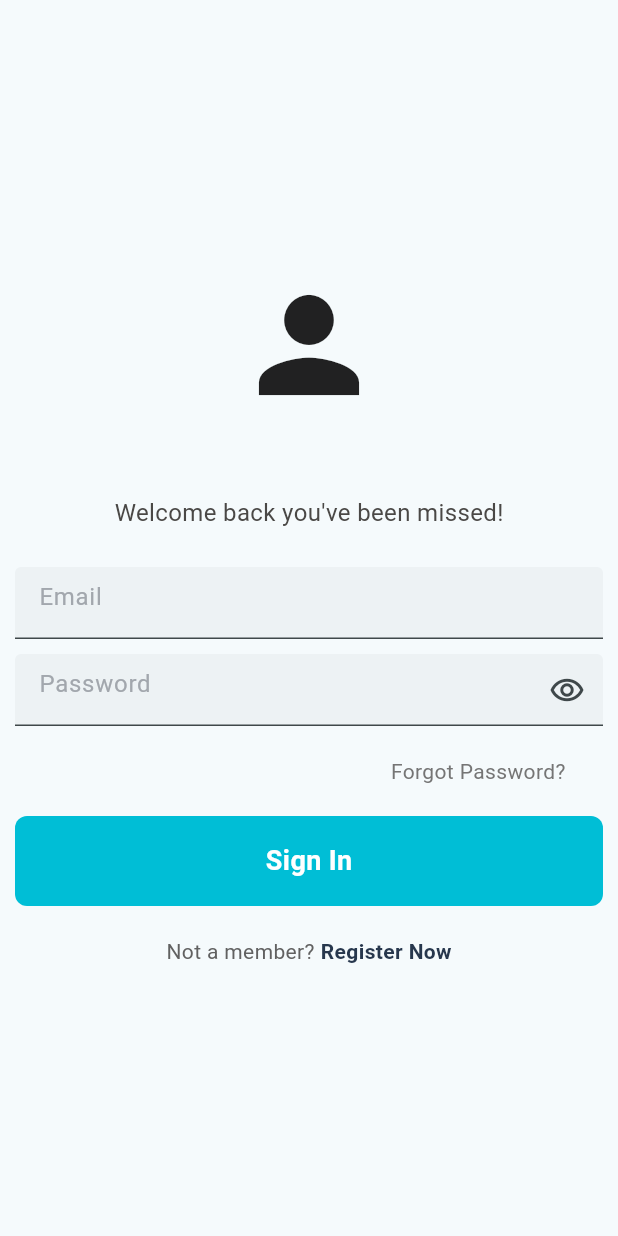
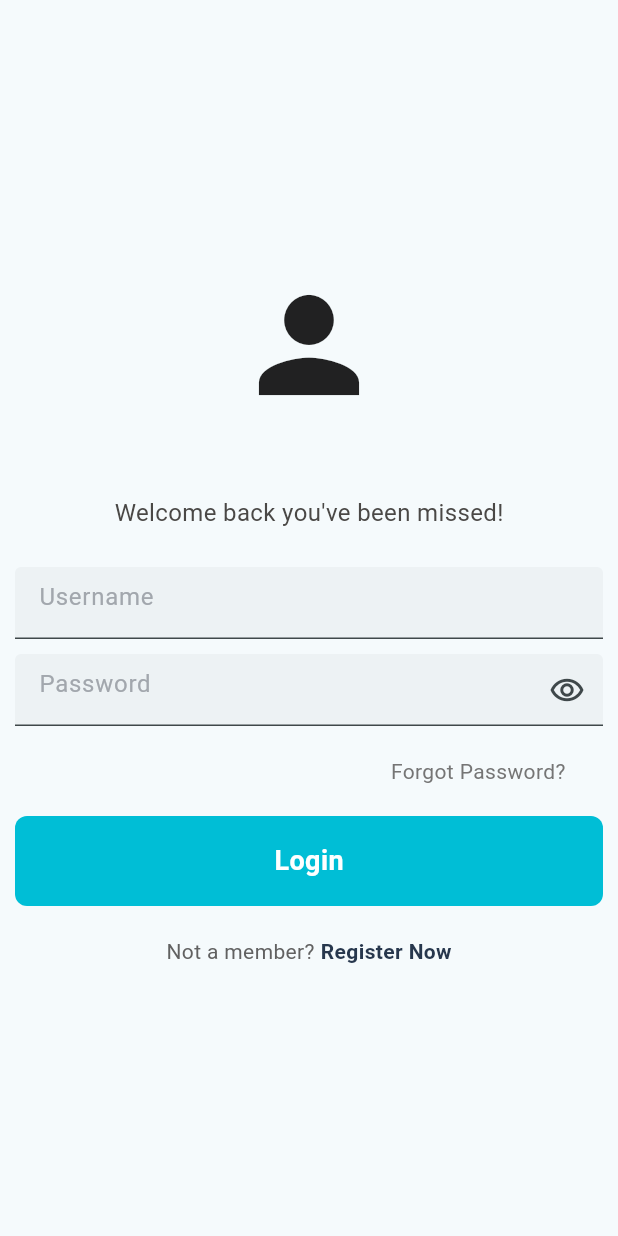
Before and after one commit to demon1020/flutter-ecommerce, a Flutter app: the screen it shows after launch, on a phone screen of 412 x 824 dp. Run offline on Flutter 3.47's test engine with Material 3 defaults, Android fonts, the phone set to English and light mode, and no system bars; our stand-ins replace another_flushbar, cached_network_image, dartz, flutter_rating_bar, flutter_secure_storage, flutter_svg and 4 more; accounts and stored records are empty.

Commit message:
Renamed login button and removed saved user data

```diff
--- a/lib/features/auth/view/auth_view.dart
+++ b/lib/features/auth/view/auth_view.dart
@@ -15,14 +15,6 @@ class AuthView extends StatefulWidget {
 }
 
 class _AuthViewState extends State<AuthView> {
-
-  // @override
-  // void dispose() {
-  //   var authViewModel = Provider.of<AuthViewModel>(context, listen: false);
-  //   authViewModel.disposeData();
-  //   super.dispose();
-  // }
-
   @override
   Widget build(BuildContext context) {
     var authViewModel = Provider.of<AuthViewModel>(context);
@@ -40,9 +32,7 @@ class _AuthViewState extends State<AuthView> {
                 Icons.person,
                 size: 100,
               ),
-
               const SizedBox(height: 50),
-
               const Text(
                 'Welcome back you\'ve been missed!',
                 style: TextStyle(
@@ -50,19 +40,15 @@ class _AuthViewState extends State<AuthView> {
                   fontSize: 16,
                 ),
               ),
-
               const SizedBox(height: 25),
-
               AppTextField(
                 controller: authViewModel.emailController,
-                hintText: 'Email',
+                hintText: 'Username',
                 obscureText: false,
                 textInputType: TextInputType.emailAddress,
                 // validator: (email) => Validator.validateEmail(email),
               ),
-
               const SizedBox(height: 10),
-
               AppTextField(
                 controller: authViewModel.passwordController,
                 hintText: 'Password',
@@ -70,7 +56,6 @@ class _AuthViewState extends State<AuthView> {
                 showSuffixIcon: true,
                 // validator: (pass) => Validator.validatePassword(pass),
               ),
-
               const SizedBox(height: 20),
               Padding(
                 padding: const EdgeInsets.symmetric(horizontal: 25.0),
@@ -84,24 +69,22 @@ class _AuthViewState extends State<AuthView> {
                   ],
                 ),
               ),
-
               const SizedBox(height: 20),
-
               AppButton(
-                text: "Sign In",
+                text: "Login",
                 isLoading: authViewModel.loading,
                 onTap: () {
-                      // Map data = {
-                      //   'email' : _emailController.text.toString(),
-                      //   'password' : _passwordController.text.toString(),
-                      // };
+                  // Map data = {
+                  //   'username' : 'mor_2314',
+                  //   'password' : "83r5^_",
+                  // };
 
-                      Map data = {
-                        'username' : 'mor_2314',
-                        'password' : "83r5^_",
-                      };
-                      authViewModel.loginApi(data);
-
+                  Map data = {
+                    'username': authViewModel.emailController.text.toString(),
+                    'password':
+                        authViewModel.passwordController.text.toString(),
+                  };
+                  authViewModel.loginApi(data);
                 },
               ),
               const SizedBox(height: 20),
@@ -117,7 +100,6 @@ class _AuthViewState extends State<AuthView> {
                     onTap: () {
                       // provider.toggle();
                       Navigator.pushNamed(context, RoutesName.registerView);
-
                     },
                     child: Text(
                       "Register Now",
```
